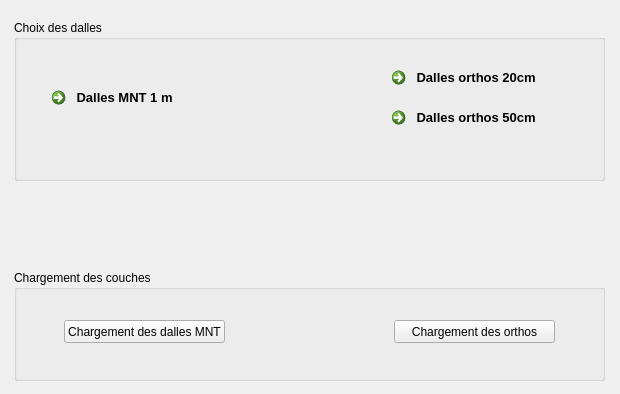
The window that LoaderCEN_dialog_base.ui (CEN-Nouvelle-Aquitaine/loadercen) describes before a commit, drawn with Qt 5.
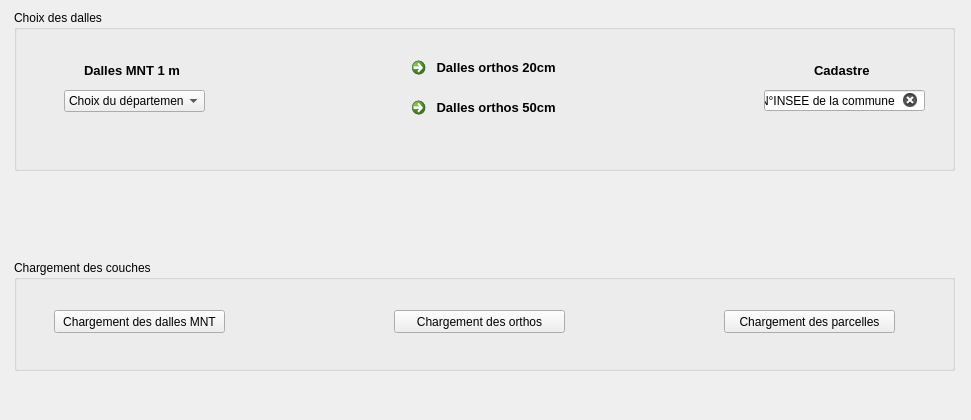
The same window after the commit. Icons and pictures are not drawn.

The edit to the form file:
```diff
--- a/LoaderCEN_dialog_base.ui
+++ b/LoaderCEN_dialog_base.ui
@@ -6,20 +6,20 @@
    <rect>
     <x>0</x>
     <y>0</y>
-    <width>620</width>
-    <height>394</height>
+    <width>971</width>
+    <height>420</height>
    </rect>
   </property>
   <property name="minimumSize">
    <size>
     <width>620</width>
-    <height>394</height>
+    <height>420</height>
    </size>
   </property>
   <property name="maximumSize">
    <size>
-    <width>620</width>
-    <height>394</height>
+    <width>1000</width>
+    <height>420</height>
    </size>
   </property>
   <property name="windowTitle">
@@ -29,8 +29,8 @@
    <property name="geometry">
     <rect>
      <x>14</x>
-     <y>20</y>
-     <width>591</width>
+     <y>10</y>
+     <width>941</width>
      <height>161</height>
     </rect>
    </property>
@@ -40,7 +40,7 @@
    <widget class="QCommandLinkButton" name="commandLinkButton_2">
     <property name="geometry">
      <rect>
-      <x>370</x>
+      <x>390</x>
       <y>40</y>
       <width>171</width>
       <height>41</height>
@@ -56,29 +56,10 @@
      <string> Dalles orthos 20cm</string>
     </property>
    </widget>
-   <widget class="QCommandLinkButton" name="commandLinkButton">
-    <property name="geometry">
-     <rect>
-      <x>30</x>
-      <y>60</y>
-      <width>151</width>
-      <height>41</height>
-     </rect>
-    </property>
-    <property name="font">
-     <font>
-      <family>Segoe UI</family>
-      <pointsize>10</pointsize>
-     </font>
-    </property>
-    <property name="text">
-     <string> Dalles MNT 1 m</string>
-    </property>
-   </widget>
    <widget class="QCommandLinkButton" name="commandLinkButton_3">
     <property name="geometry">
      <rect>
-      <x>370</x>
+      <x>390</x>
       <y>80</y>
       <width>171</width>
       <height>41</height>
@@ -94,13 +75,133 @@
      <string> Dalles orthos 50cm</string>
     </property>
    </widget>
+   <widget class="QComboBox" name="comboBox">
+    <property name="geometry">
+     <rect>
+      <x>50</x>
+      <y>80</y>
+      <width>141</width>
+      <height>22</height>
+     </rect>
+    </property>
+    <property name="editable">
+     <bool>false</bool>
+    </property>
+    <property name="insertPolicy">
+     <enum>QComboBox::InsertAlphabetically</enum>
+    </property>
+    <item>
+     <property name="text">
+      <string>Choix du département</string>
+     </property>
+    </item>
+   </widget>
+   <widget class="QLabel" name="label_4">
+    <property name="geometry">
+     <rect>
+      <x>70</x>
+      <y>50</y>
+      <width>131</width>
+      <height>20</height>
+     </rect>
+    </property>
+    <property name="font">
+     <font>
+      <family>Segoe UI</family>
+      <pointsize>10</pointsize>
+      <weight>75</weight>
+      <bold>true</bold>
+     </font>
+    </property>
+    <property name="text">
+     <string>Dalles MNT 1 m</string>
+    </property>
+   </widget>
+   <widget class="QLabel" name="label_5">
+    <property name="geometry">
+     <rect>
+      <x>20</x>
+      <y>80</y>
+      <width>21</width>
+      <height>21</height>
+     </rect>
+    </property>
+    <property name="text">
+     <string/>
+    </property>
+    <property name="pixmap">
+     <pixmap resource="resources.qrc">:/plugins/LoaderCEN/arrow2.png</pixmap>
+    </property>
+   </widget>
+   <widget class="QLabel" name="label_7">
+    <property name="geometry">
+     <rect>
+      <x>800</x>
+      <y>50</y>
+      <width>111</width>
+      <height>20</height>
+     </rect>
+    </property>
+    <property name="font">
+     <font>
+      <family>Segoe UI</family>
+      <pointsize>10</pointsize>
+      <weight>75</weight>
+      <bold>true</bold>
+     </font>
+    </property>
+    <property name="text">
+     <string>Cadastre</string>
+    </property>
+   </widget>
+   <widget class="QLabel" name="label_8">
+    <property name="geometry">
+     <rect>
+      <x>720</x>
+      <y>80</y>
+      <width>21</width>
+      <height>21</height>
+     </rect>
+    </property>
+    <property name="text">
+     <string/>
+    </property>
+    <property name="pixmap">
+     <pixmap resource="resources.qrc">:/plugins/LoaderCEN/arrow2.png</pixmap>
+    </property>
+   </widget>
+   <widget class="QLineEdit" name="lineEdit">
+    <property name="enabled">
+     <bool>true</bool>
+    </property>
+    <property name="geometry">
+     <rect>
+      <x>750</x>
+      <y>80</y>
+      <width>161</width>
+      <height>21</height>
+     </rect>
+    </property>
+    <property name="text">
+     <string>N°INSEE de la commune</string>
+    </property>
+    <property name="alignment">
+     <set>Qt::AlignCenter</set>
+    </property>
+    <property name="readOnly">
+     <bool>false</bool>
+    </property>
+    <property name="clearButtonEnabled">
+     <bool>true</bool>
+    </property>
+   </widget>
   </widget>
   <widget class="QGroupBox" name="groupBox_2">
    <property name="geometry">
     <rect>
      <x>14</x>
-     <y>270</y>
-     <width>591</width>
+     <y>260</y>
+     <width>941</width>
      <height>111</height>
     </rect>
    </property>
@@ -112,7 +213,7 @@
      <rect>
       <x>380</x>
       <y>50</y>
-      <width>161</width>
+      <width>171</width>
       <height>23</height>
      </rect>
     </property>
@@ -123,9 +224,9 @@
    <widget class="QPushButton" name="pushButton">
     <property name="geometry">
      <rect>
-      <x>50</x>
+      <x>40</x>
       <y>50</y>
-      <width>161</width>
+      <width>171</width>
       <height>23</height>
      </rect>
     </property>
@@ -133,6 +234,19 @@
      <string>Chargement des dalles MNT</string>
     </property>
    </widget>
+   <widget class="QPushButton" name="pushButton_3">
+    <property name="geometry">
+     <rect>
+      <x>710</x>
+      <y>50</y>
+      <width>171</width>
+      <height>23</height>
+     </rect>
+    </property>
+    <property name="text">
+     <string>Chargement des parcelles</string>
+    </property>
+   </widget>
   </widget>
   <widget class="QLabel" name="label">
    <property name="enabled">
@@ -141,7 +255,7 @@
    <property name="geometry">
     <rect>
      <x>290</x>
-     <y>210</y>
+     <y>200</y>
      <width>31</width>
      <height>31</height>
     </rect>
@@ -160,7 +274,7 @@
    <property name="geometry">
     <rect>
      <x>450</x>
-     <y>200</y>
+     <y>190</y>
      <width>51</width>
      <height>51</height>
     </rect>
@@ -178,8 +292,68 @@
   <widget class="QLabel" name="label_3">
    <property name="geometry">
     <rect>
-     <x>100</x>
+     <x>110</x>
+     <y>190</y>
+     <width>51</width>
+     <height>51</height>
+    </rect>
+   </property>
+   <property name="text">
+    <string/>
+   </property>
+   <property name="pixmap">
+    <pixmap resource="resources.qrc">:/plugins/LoaderCEN/loading.gif</pixmap>
+   </property>
+   <property name="scaledContents">
+    <bool>true</bool>
+   </property>
+  </widget>
+  <widget class="QLabel" name="label_6">
+   <property name="geometry">
+    <rect>
+     <x>430</x>
+     <y>380</y>
+     <width>91</width>
+     <height>31</height>
+    </rect>
+   </property>
+   <property name="text">
+    <string/>
+   </property>
+   <property name="pixmap">
+    <pixmap resource="resources.qrc">:/plugins/LoaderCEN/logo.jpg</pixmap>
+   </property>
+   <property name="scaledContents">
+    <bool>true</bool>
+   </property>
+  </widget>
+  <widget class="QLabel" name="label_9">
+   <property name="enabled">
+    <bool>true</bool>
+   </property>
+   <property name="geometry">
+    <rect>
+     <x>630</x>
      <y>200</y>
+     <width>31</width>
+     <height>31</height>
+    </rect>
+   </property>
+   <property name="text">
+    <string/>
+   </property>
+   <property name="pixmap">
+    <pixmap resource="resources.qrc">:/plugins/LoaderCEN/arrow.png</pixmap>
+   </property>
+   <property name="scaledContents">
+    <bool>true</bool>
+   </property>
+  </widget>
+  <widget class="QLabel" name="label_10">
+   <property name="geometry">
+    <rect>
+     <x>790</x>
+     <y>190</y>
      <width>51</width>
      <height>51</height>
     </rect>
```
